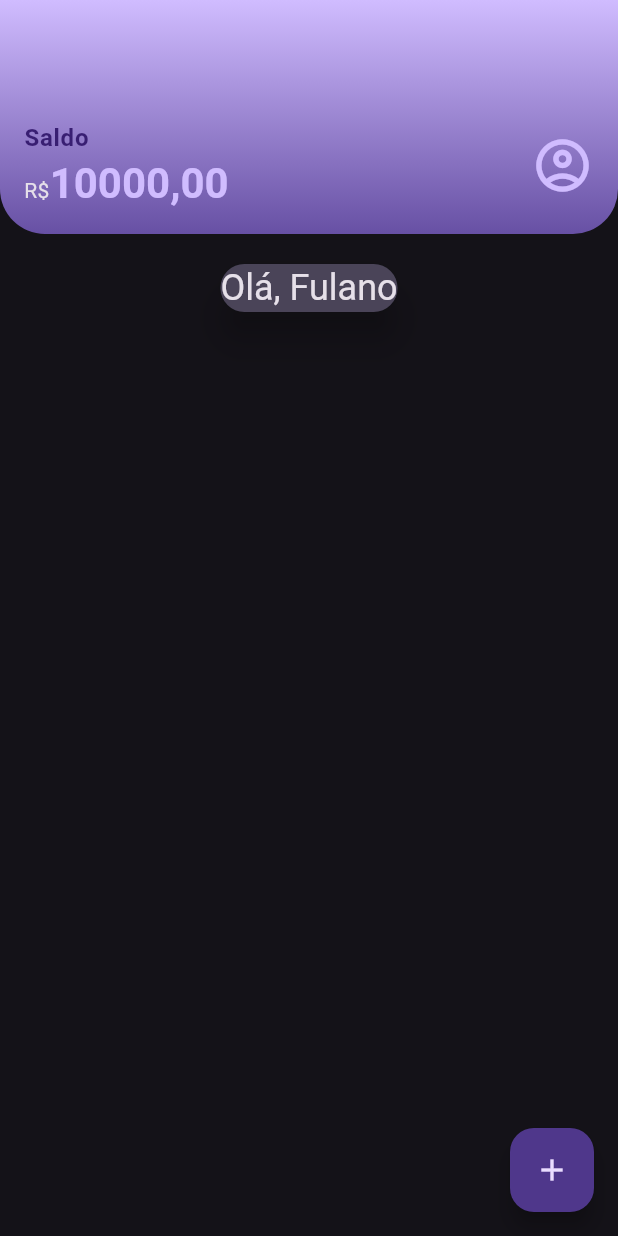
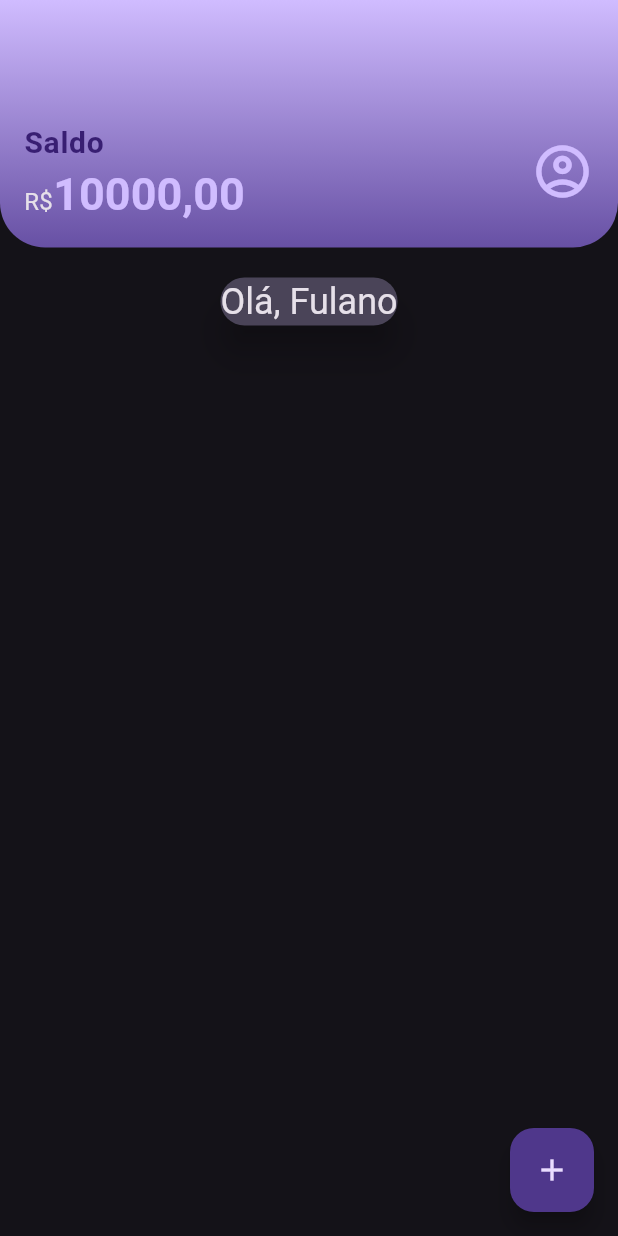
Before and after one commit to DanielBrown1998/Style_Flutter, a Flutter app: the screen it shows after launch, on a phone screen of 412 x 824 dp. Run offline on Flutter 3.47's test engine with Material 3 defaults, Android fonts, the phone set to English and light mode, and no system bars.

Commit message:
Enhance app theme with Material3 and custom text styles

```diff
--- a/app/lib/main.dart
+++ b/app/lib/main.dart
@@ -10,9 +10,35 @@ class MyApp extends StatelessWidget {
 
   @override
   Widget build(BuildContext context) {
+
+    MaterialColor primaryColor = Colors.purple;
+
     return MaterialApp(
       title: 'AluraBank',
-      theme: ThemeData.dark(),
+      theme: ThemeData(
+        useMaterial3: true,
+        primarySwatch: primaryColor,
+        primaryColor: primaryColor,
+        brightness: Brightness.dark,
+        textTheme: TextTheme(
+          bodyLarge: TextStyle(
+            fontFamily: "Roboto",
+            fontSize: 20,
+            fontWeight:  FontWeight.bold
+          ),
+          headlineSmall: TextStyle(
+            fontFamily: "Roboto",
+          ),
+          headlineMedium: TextStyle(
+            fontFamily: "Roboto",
+            fontSize: 30,
+            fontWeight: FontWeight.w500
+          ),
+          bodyMedium: TextStyle(
+            fontSize: 16,
+          )
+        ),
+      ),
       home: const Home(title: 'AluraBank'),
     );
   }
```
